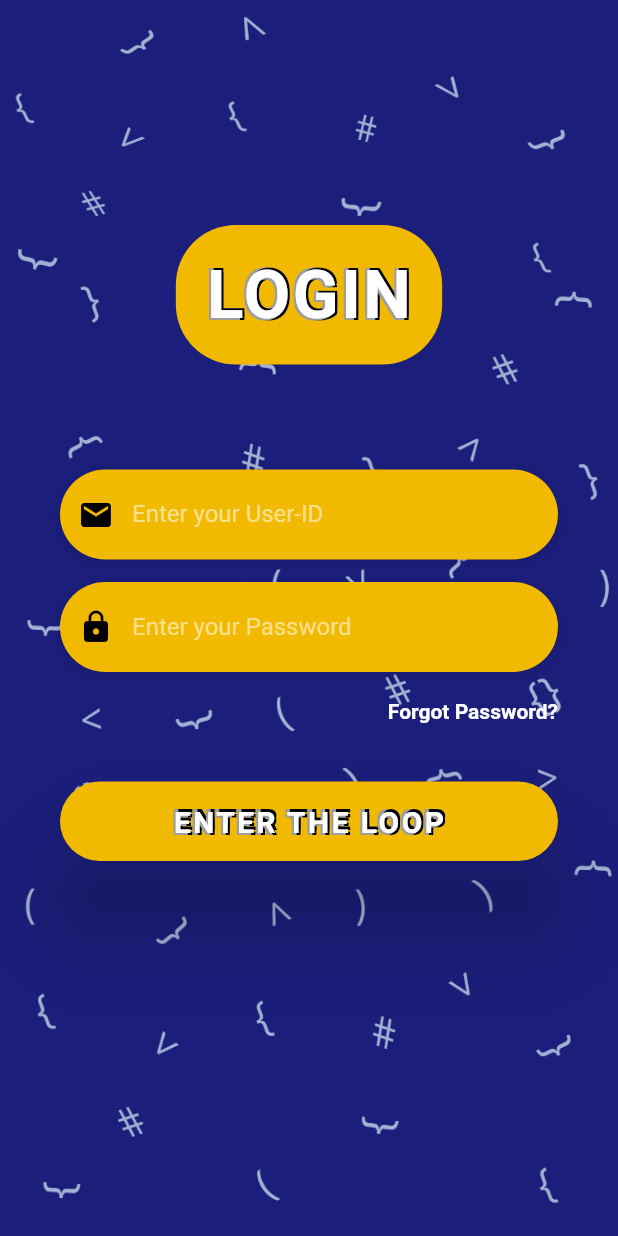
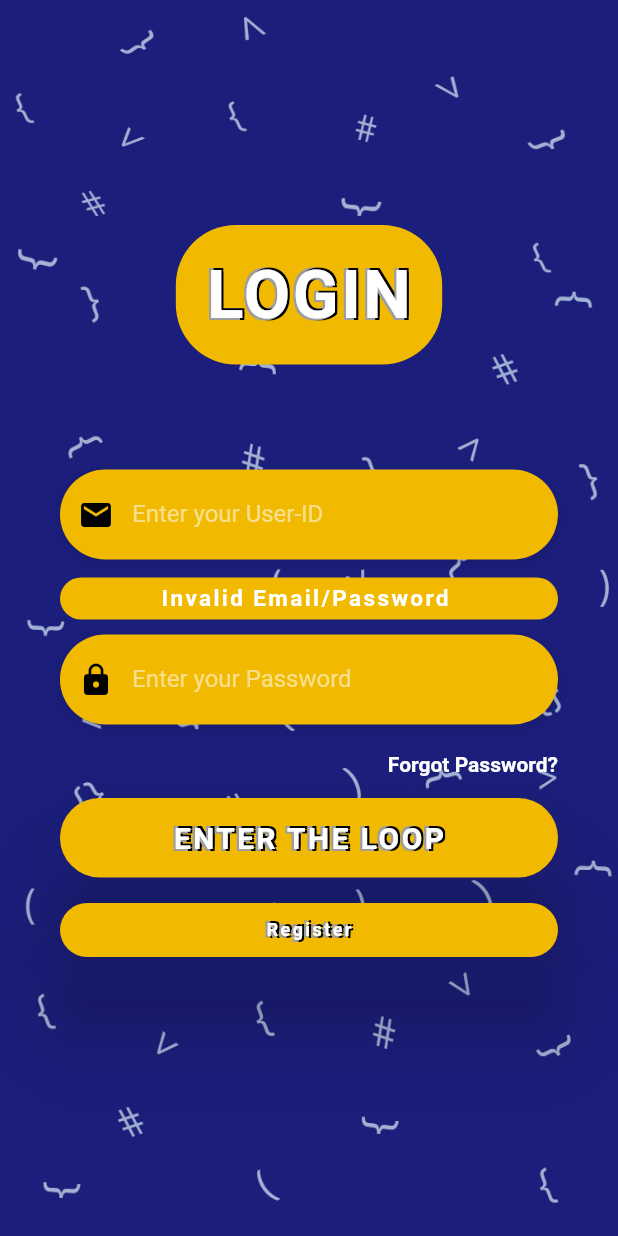
Before and after one commit to Saif1101/CommuniCodeApp, a Flutter app: the screen it shows after launch, after a tap on "ENTER THE LOOP", on a phone screen of 412 x 824 dp. Run offline on Flutter 3.47's test engine with Material 2 defaults, Android fonts, the phone set to English and light mode, and no system bars; our stand-ins replace firebase_auth; accounts and stored records are empty; network calls fail; Roboto replaces fonts that are missing (OpenSans).

Commit message:
-Added Firebase Authentication Initialization -Added switching between login/registration pages on button press

```diff
--- a/lib/login_screen.dart
+++ b/lib/login_screen.dart
@@ -1,6 +1,8 @@
 import 'package:coding_inventory/utilities/constants.dart';
 import 'package:flutter/cupertino.dart';
 import 'package:flutter/material.dart';
+import 'package:firebase_auth/firebase_auth.dart';
+
 
 
 class LoginPage extends StatefulWidget {
@@ -8,7 +10,91 @@ class LoginPage extends StatefulWidget {
   _LoginPageState createState() => _LoginPageState();
 }
 
+enum FormType {
+  login,
+  registration
+}
 class _LoginPageState extends State<LoginPage> {
+  GlobalKey<ScaffoldState> _scaffoldKey = GlobalKey<ScaffoldState>();
+
+  final formKey = new GlobalKey<FormState>();
+
+  String _email;
+  String _password;
+  String _formValidationString="Enter Details";
+  FormType _formType = FormType.login;
+
+  //METHODS
+  bool validateAndSave(){
+    final form = formKey.currentState;
+    if(form.validate()){
+      form.save();
+      return true;
+    }
+    return false;
+  }
+
+  void validateAndSubmit() async {
+    if (validateAndSave()){
+      UserCredential user = await FirebaseAuth.instance.signInWithEmailAndPassword(email: _email, password: _password);
+    }
+  }
+
+  void moveToRegister(){
+    setState(() {
+      _formType = FormType.registration;
+    });
+  }
+
+
+  //DESIGN
+  Widget _loginValidatorBox(){
+    return Container(
+      width: double.infinity,
+      margin: EdgeInsets.only(bottom: 5.0,top: 5.0),
+      padding: EdgeInsets.all(5.0),
+      decoration: BoxDecoration(
+        color: Color(0xFFf1b900),
+        borderRadius: BorderRadius.circular(30.0),
+
+      ),
+      child:
+        Center(
+          child:
+            Text(
+              '$_formValidationString',
+            style: TextStyle(
+              color: Colors.white,
+//              shadows: [
+//                Shadow( // bottomLeft
+//                    offset: Offset(-1.5, -1.5),
+//                    color: Colors.grey
+//                ),
+//                Shadow( // bottomRight
+//                    offset: Offset(1.5, -1.5),
+//                    color: Colors.black
+//                ),
+//                Shadow( // topRight
+//                    offset: Offset(1.5, 1.5),
+//                    color: Colors.black
+//                ),
+//                Shadow( // topLeft
+//                    offset: Offset(-1.5, 1.5),
+//                    color: Colors.grey
+//                ),
+//              ],
+
+              letterSpacing: 1.6,
+              fontSize: 15.0,
+              fontWeight: FontWeight.bold,
+              fontFamily: 'OpenSans',
+            ),
+            )
+        )
+
+
+    );
+  } //To Display The Status (Valid/Invalid login Details)
   Widget _emailTF(){
     return Column(
       crossAxisAlignment: CrossAxisAlignment.start,
@@ -30,7 +116,16 @@ class _LoginPageState extends State<LoginPage> {
               ],
             ),
             height: 60.0,
-            child: TextField(
+            child: TextFormField(
+              validator: (value){
+                if(value.isEmpty){
+                  setState(() {
+                    _formValidationString ='Invalid Email/Password ';
+                  });
+                }
+                return null;
+              },
+              onSaved: (value)=>_email = value,
               keyboardType: TextInputType.emailAddress,
               style: TextStyle(color: Colors.black),
               decoration: InputDecoration(
@@ -47,21 +142,21 @@ class _LoginPageState extends State<LoginPage> {
         )
       ],
     );
-  }
+  } //Email Text Field
   Widget _loginButton(){
     return Container(
-        padding: EdgeInsets.symmetric(vertical:25.0),
+        padding: EdgeInsets.symmetric(vertical:1.0),
         width: double.infinity,
         child: RaisedButton(
             elevation: 25.0,
-            onPressed: ()=> print("Login Button Pressed"),
+            onPressed: ()=> validateAndSubmit(),
             padding: EdgeInsets.all(15.0),
             shape: RoundedRectangleBorder(
               borderRadius: BorderRadius.circular(30.0),
             ),
             color: Color(0xFFf1b900),
             child: Text(
-                "ENTER THE LOOP",
+                _formType == FormType.login ? 'ENTER THE LOOP':'REGISTER',
                 style: TextStyle(
                   color: Colors.white,
                   shadows: [
@@ -91,14 +186,11 @@ class _LoginPageState extends State<LoginPage> {
             )
         )
     );
-  }
+  }//Login Button
   Widget _passwordTF(){
     return Column(
       crossAxisAlignment: CrossAxisAlignment.start,
       children: <Widget>[
-        SizedBox(
-          height: 10.0,
-        ),
         Container(
             alignment: Alignment.centerLeft,
             decoration: BoxDecoration(
@@ -113,7 +205,16 @@ class _LoginPageState extends State<LoginPage> {
               ],
             ),
             height: 60.0,
-            child: TextField(
+            child: TextFormField(
+              validator: (value){
+                if(value.isEmpty){
+                  setState(() {
+                    _formValidationString ='Invalid Email/Password ';
+                  });
+                }
+                return null;
+              },
+              onSaved: (value)=> _password = value,
               obscureText: true,
               keyboardType: TextInputType.visiblePassword,
               style: TextStyle(color: Colors.black),
@@ -131,7 +232,7 @@ class _LoginPageState extends State<LoginPage> {
         )
       ],
     );
-}
+}//Password Text Field
   Widget _forgotPassword(){
     return Container(
       alignment: Alignment.centerRight,
@@ -145,39 +246,9 @@ class _LoginPageState extends State<LoginPage> {
           )
       ),
     );
-}
-
-  @override
-  Widget build(BuildContext context) {
-    return MaterialApp(
-      title: 'Welcome to Flutter',
-      home: Scaffold(
-          resizeToAvoidBottomInset: false,
-        body: Container(
-          height: double.infinity,
-          width: double.infinity,
-          decoration: BoxDecoration(
-              image: DecorationImage(
-                image: AssetImage('assets/images/loginBGPlain.png'),
-                fit: BoxFit.fill,
-              )
-          ),
-        child: Stack(
-          children:<Widget> [
-            Container(
-              height: double.infinity,
-              child: SingleChildScrollView(
-                physics: AlwaysScrollableScrollPhysics(),
-                padding: EdgeInsets.symmetric(
-                  horizontal: 40.0,
-                  vertical: 150,
-                ),
-                child: Column(
-                  mainAxisAlignment: MainAxisAlignment.center,
-                  children: [
-                    Center(
-                      child:
-                        Container(
+}//Forgot Password Button
+  Widget _topLoginIcon(){
+    return Container(
         padding: EdgeInsets.all(20.0),
         decoration: BoxDecoration(
 
@@ -191,7 +262,7 @@ class _LoginPageState extends State<LoginPage> {
           ),
         ),
         child: Text(
-                              "LOGIN",
+            _formType == FormType.login ? 'LOGIN':'REGISTER',
             style: TextStyle(
               color: Colors.white,
               shadows: [
@@ -219,7 +290,133 @@ class _LoginPageState extends State<LoginPage> {
               fontFamily: 'OpenSans',
             )
         )
+    );
+}//textbox displaying 'LOGIN'
+  Widget _registerButton(){
+    return Container(
+        padding: EdgeInsets.symmetric(vertical:10.0),
+        width: double.infinity,
+        child: RaisedButton(
+            elevation: 25.0,
+            onPressed: ()=> moveToRegister(),
+            padding: EdgeInsets.all(10.0),
+            shape: RoundedRectangleBorder(
+              borderRadius: BorderRadius.circular(30.0),
             ),
+            color: Color(0xFFf1b900),
+            child: Text(
+                "Register",
+                style: TextStyle(
+                  color: Colors.white,
+                  shadows: [
+                    Shadow( // bottomLeft
+                        offset: Offset(-1.5, -1.5),
+                        color: Colors.grey
+                    ),
+                    Shadow( // bottomRight
+                        offset: Offset(1.5, -1.5),
+                        color: Colors.black
+                    ),
+                    Shadow( // topRight
+                        offset: Offset(1.5, 1.5),
+                        color: Colors.black
+                    ),
+                    Shadow( // topLeft
+                        offset: Offset(-1.5, 1.5),
+                        color: Colors.grey
+                    ),
+                  ],
+
+                  letterSpacing: 1.6,
+                  fontSize: 12.0,
+                  fontWeight: FontWeight.bold,
+                  fontFamily: 'OpenSans',
+                )
+            )
+        )
+    );
+  }
+
+  //Page Design
+
+  //////////////////////////////////////////////REGISTRATION PAGE WIDGET////////////////////////////////////////////////////////
+  Widget _pages(){
+    if(_formType == FormType.login){
+      return Column(
+        children: [
+          SizedBox(
+            height: 10.0,
+          ),
+          _emailTF(),
+          SizedBox(
+            height: 7.0,
+          ),
+          _loginValidatorBox(),
+          SizedBox(
+            height: 5.0,
+          ),
+          _passwordTF(),
+          _forgotPassword(),
+          _loginButton(),
+          _registerButton(),
+        ],
+      );
+    }
+    else {
+      return Column(
+        children: [
+          SizedBox(
+            height: 10.0,
+          ),
+          _emailTF(),
+          SizedBox(
+            height: 7.0,
+          ),
+          _loginValidatorBox(),
+          SizedBox(
+            height: 5.0,
+          ),
+          _passwordTF(),
+          _registerButton(),
+        ],
+      );
+    }
+  }
+
+
+  @override
+  Widget build(BuildContext context) {
+    return MaterialApp(
+      title: 'Welcome to Flutter',
+      home: Scaffold(
+          key: _scaffoldKey,
+          resizeToAvoidBottomInset: false,
+
+        body: Container(
+          height: double.infinity,
+          width: double.infinity,
+          decoration: BoxDecoration(
+              image: DecorationImage(
+                image: AssetImage('assets/images/loginBGPlain.png'),
+                fit: BoxFit.fill,
+              )
+          ),
+        child: Stack(
+          children:<Widget> [
+            Container(
+              height: double.infinity,
+              child: SingleChildScrollView(
+                physics: AlwaysScrollableScrollPhysics(),
+                padding: EdgeInsets.symmetric(
+                  horizontal: 40.0,
+                  vertical: 150,
+                ),
+                child: Column(
+                  mainAxisAlignment: MainAxisAlignment.center,
+                  children: [
+                    Center(
+                      child:
+                        _topLoginIcon(),
                       ),
                         //
                         SizedBox(height: 50.0,
@@ -227,17 +424,10 @@ class _LoginPageState extends State<LoginPage> {
                         Column(
                           crossAxisAlignment: CrossAxisAlignment.start,
                           children: <Widget>[
-                            SizedBox(
-                              height: 10.0,
+                            Form(
+                              key: formKey ,
+                              child: _pages(),
                             ),
-                            _emailTF(),
-                            SizedBox(
-                              height: 5.0,
-                            ),
-                            _passwordTF(),
-                            _forgotPassword(),
-                            _loginButton(),
-
                           ],
 
                         )
--- /dev/null
+++ b/lib/registration_screen.dart
@@ -0,0 +1,16 @@
+import 'package:coding_inventory/utilities/constants.dart';
+import 'package:flutter/cupertino.dart';
+import 'package:flutter/material.dart';
+import 'package:firebase_auth/firebase_auth.dart';
+
+class registrationPage extends StatefulWidget {
+  @override
+  _registrationPageState createState() => _registrationPageState();
+}
+
+class _registrationPageState extends State<registrationPage> {
+  @override
+  Widget build(BuildContext context) {
+    return Container();
+  }
+}
--- a/pubspec.yaml
+++ b/pubspec.yaml
@@ -28,6 +28,8 @@ dependencies:
   # The following adds the Cupertino Icons font to your application.
   # Use with the CupertinoIcons class for iOS style icons.
   cupertino_icons: ^0.1.3
+  flushbar: ^1.9.1
+  firebase_auth: ^0.18.3
 
 dev_dependencies:
   flutter_test:
```
Also changed, not shown: lib/main.dart (line endings or trailing spaces), pubspec.lock, 3 other files. Lines whose indentation alone changed are shown as unchanged.
